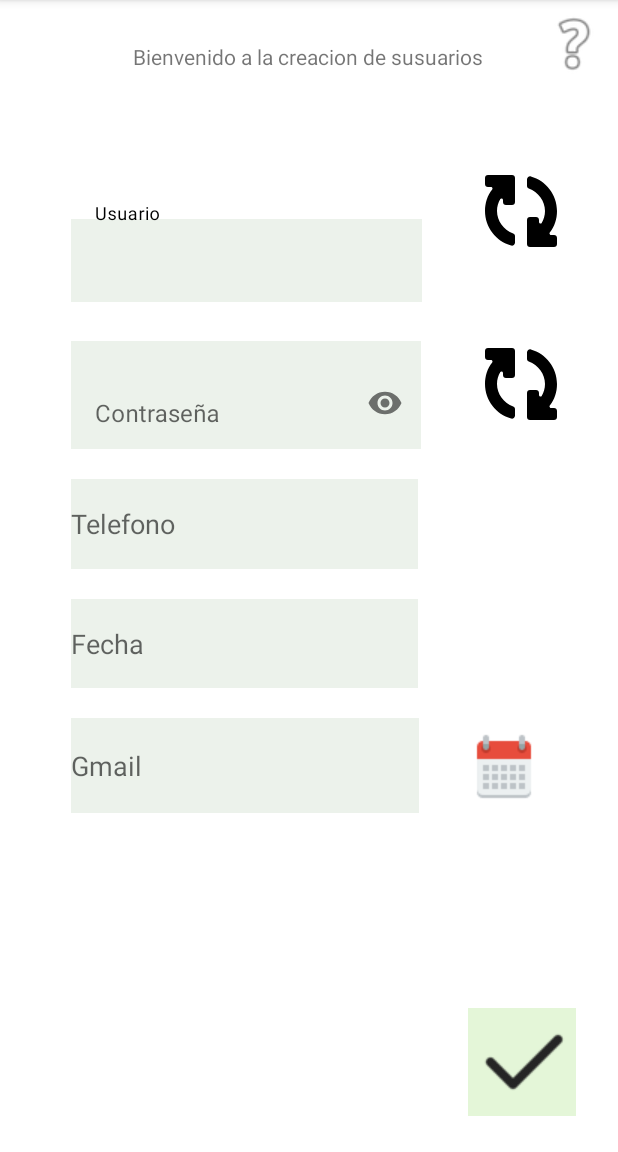
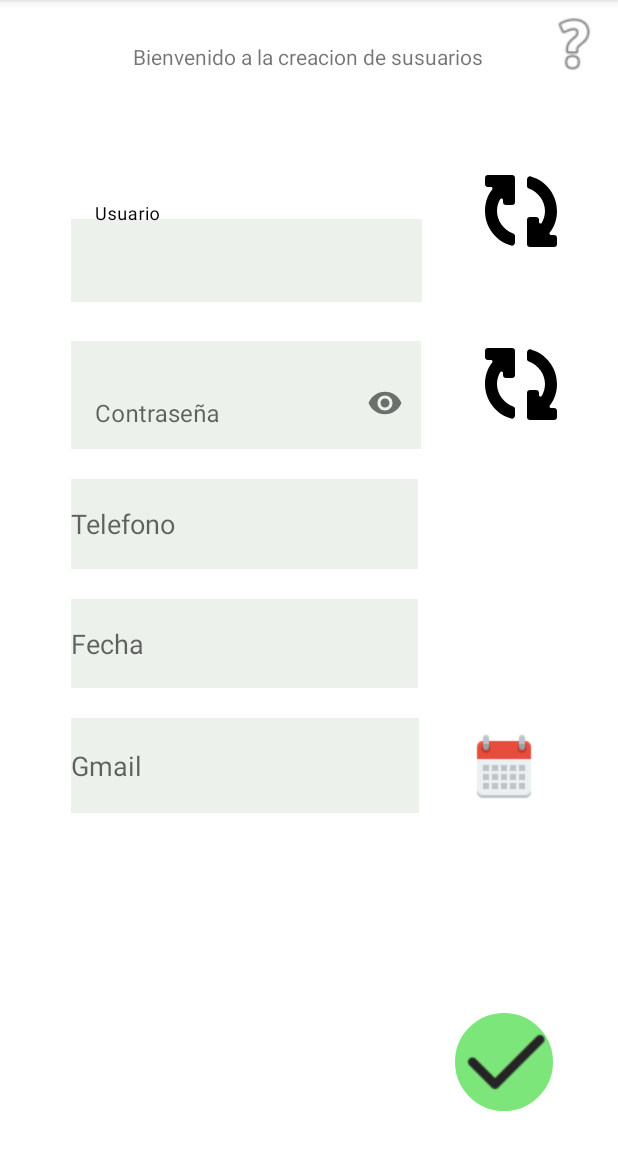
Before and after one commit to JUANJOSEUSER/beta_version_final, an Android app: the crear_cuenta screen opened directly, with no data from a screen before it, on a phone screen of 412 x 824 dp, the part 84-1236 px from its top. Run offline under Robolectric (Android 15) with nearby library versions, the phone set to English and light mode, and no system bars; our stand-ins replace Firebase (no records; nobody signed in at launch, a user with empty details on screens opened directly).

```diff
--- /dev/null
+++ b/app/src/main/res/drawable/bordes.xml
@@ -0,0 +1,6 @@
+<?xml version="1.0" encoding="utf-8"?>
+<shape xmlns:android="http://schemas.android.com/apk/res/android" android:shape="rectangle" >
+            <corners android:radius="300dip" />
+            <stroke android:width="3dip" android:color="#ffffff" />
+            <solid android:color="#C658DF54" />
+</shape>
--- a/app/src/main/res/layout/activity_crear_cuenta.xml
+++ b/app/src/main/res/layout/activity_crear_cuenta.xml
@@ -122,9 +122,9 @@
         android:id="@+id/imageView"
         android:layout_width="wrap_content"
         android:layout_height="wrap_content"
-        android:layout_marginEnd="28dp"
+        android:layout_marginEnd="40dp"
         android:layout_marginBottom="24dp"
-        android:background="#E4F6D8"
+        android:background="@drawable/bordes"
         android:contentDescription="imagen"
         android:onClick="crear"
         app:layout_constraintBottom_toBottomOf="parent"
```
